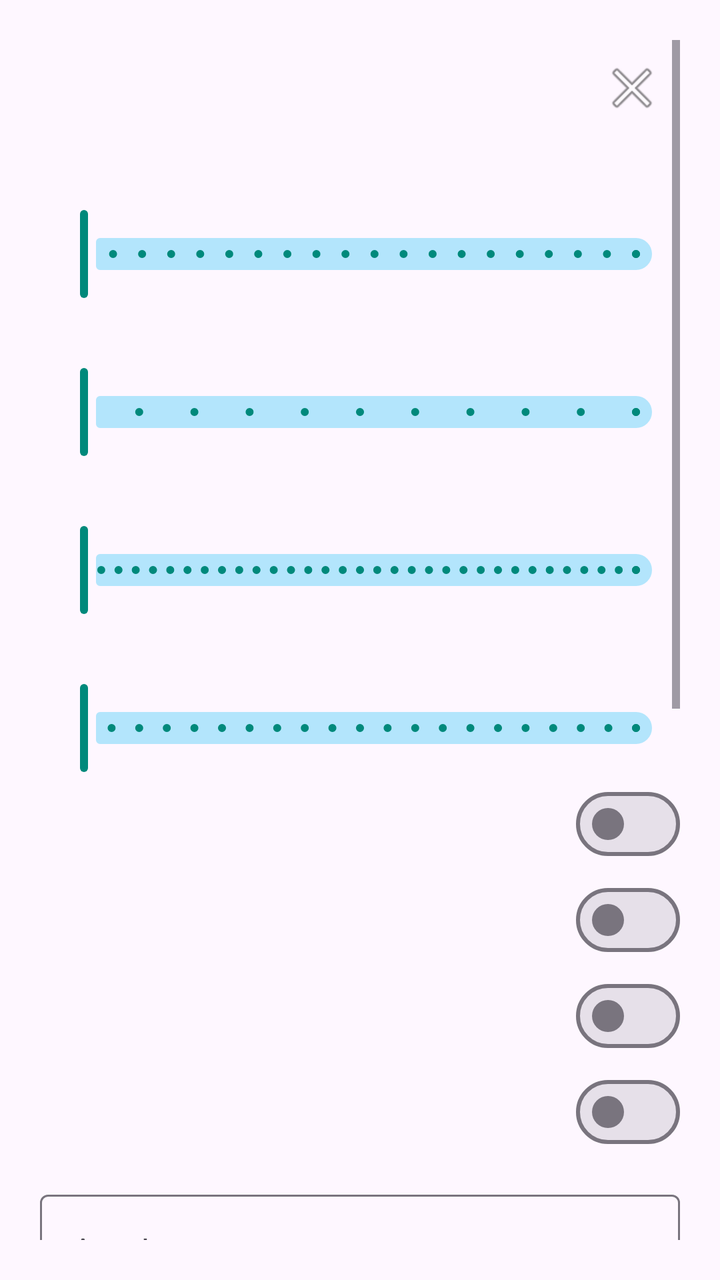
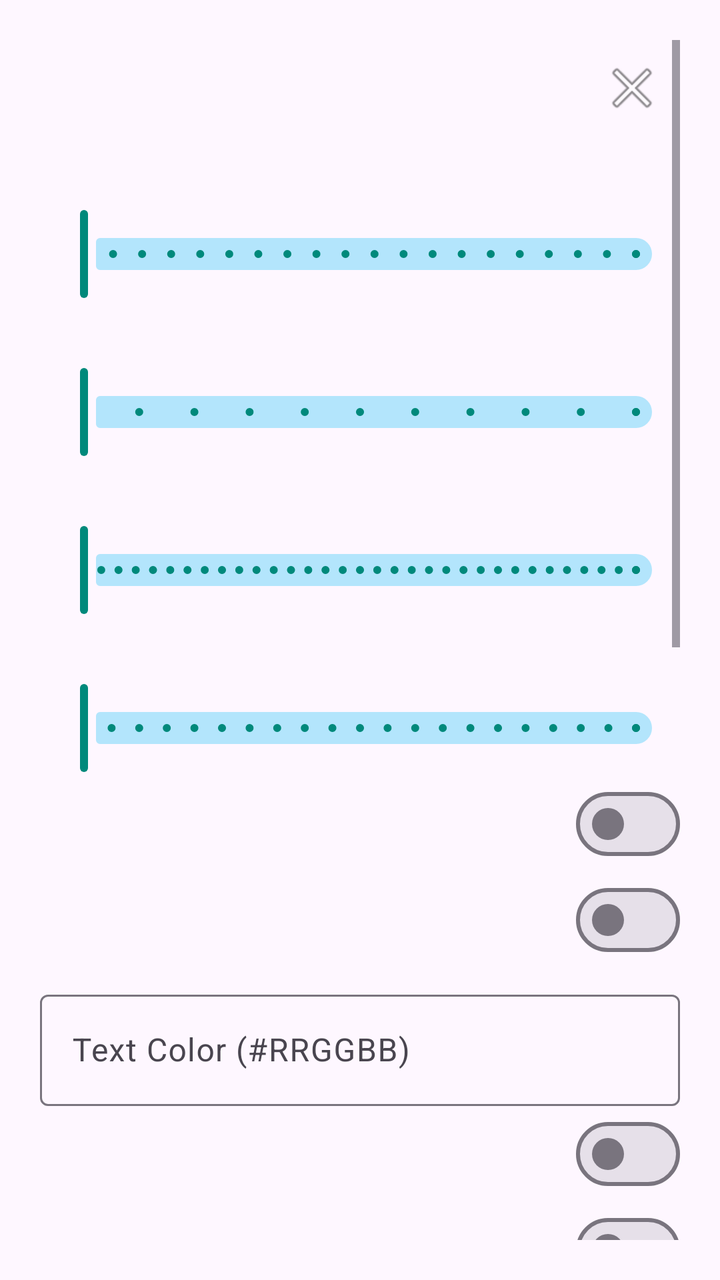

Compare the two renders of this Android layout. The source of the first and the diff that turns it into the second are given below.
<!-- AndroidManifest.xml: application theme Theme.ScreenTranslator -->
<!-- res/layout/dialog_settings.xml -->
<?xml version="1.0" encoding="utf-8"?>
<ScrollView xmlns:android="http://schemas.android.com/apk/res/android" xmlns:app="http://schemas.android.com/apk/res-auto" android:id="@+id/settingsDialogRoot" android:layout_width="match_parent" android:layout_height="wrap_content" android:padding="20dp">
    <LinearLayout android:layout_width="match_parent" android:layout_height="wrap_content" android:orientation="vertical">
        <LinearLayout android:layout_width="match_parent" android:layout_height="wrap_content" android:gravity="center_vertical" android:orientation="horizontal">
            <TextView android:id="@+id/tvSettingsTitle" android:layout_width="0dp" android:layout_height="wrap_content" android:layout_weight="1" android:textAppearance="@style/TextAppearance.Material3.TitleMedium" android:textStyle="bold" />
            <ImageButton android:id="@+id/btnSettingsClose" android:layout_width="48dp" android:layout_height="48dp" android:background="?attr/selectableItemBackgroundBorderless" android:src="@android:drawable/ic_menu_close_clear_cancel" />
        </LinearLayout>
        <TextView android:id="@+id/tvSettingsDelay" android:layout_width="wrap_content" android:layout_height="wrap_content" android:layout_marginTop="16dp" />
        <com.google.android.material.slider.Slider android:id="@+id/sliderSettingsDelay" android:layout_width="match_parent" android:layout_height="wrap_content" android:valueFrom="0.5" android:valueTo="10.0" android:stepSize="0.5" />
        <TextView android:id="@+id/tvSettingsOpacity" android:layout_width="wrap_content" android:layout_height="wrap_content" android:layout_marginTop="12dp" />
        <com.google.android.material.slider.Slider android:id="@+id/sliderSettingsOpacity" android:layout_width="match_parent" android:layout_height="wrap_content" android:valueFrom="50" android:valueTo="100" android:stepSize="5" />
        <TextView android:id="@+id/tvSettingsCorner" android:layout_width="wrap_content" android:layout_height="wrap_content" android:layout_marginTop="12dp" />
        <com.google.android.material.slider.Slider android:id="@+id/sliderSettingsCorner" android:layout_width="match_parent" android:layout_height="wrap_content" android:valueFrom="0" android:valueTo="32" android:stepSize="1" />
        <TextView android:id="@+id/tvSettingsTextSize" android:layout_width="wrap_content" android:layout_height="wrap_content" android:layout_marginTop="12dp" />
        <com.google.android.material.slider.Slider android:id="@+id/sliderSettingsTextSize" android:layout_width="match_parent" android:layout_height="wrap_content" android:valueFrom="8" android:valueTo="28" android:stepSize="1" />
        <com.google.android.material.materialswitch.MaterialSwitch android:id="@+id/settingsAutoTextFit" android:layout_width="match_parent" android:layout_height="wrap_content" />
        <com.google.android.material.materialswitch.MaterialSwitch android:id="@+id/settingsAutoRotate" android:layout_width="match_parent" android:layout_height="wrap_content" />
        <com.google.android.material.materialswitch.MaterialSwitch android:id="@+id/settingsTransparentMode" android:layout_width="match_parent" android:layout_height="wrap_content" />
        <LinearLayout android:id="@+id/layoutOutlineConfig" android:layout_width="match_parent" android:layout_height="wrap_content" android:orientation="vertical" android:visibility="gone">
            <TextView android:id="@+id/tvSettingsOutlineThickness" android:layout_width="wrap_content" android:layout_height="wrap_content" android:layout_marginTop="8dp" />
            <com.google.android.material.slider.Slider android:id="@+id/sliderSettingsOutlineThickness" android:layout_width="match_parent" android:layout_height="wrap_content" android:valueFrom="1" android:valueTo="10" />
            <com.google.android.material.textfield.TextInputLayout style="@style/Widget.Material3.TextInputLayout.OutlinedBox" android:layout_width="match_parent" android:layout_height="wrap_content" android:layout_marginTop="8dp" android:hint="Outline Color (#RRGGBB)">
                <com.google.android.material.textfield.TextInputEditText android:id="@+id/inputSettingsOutlineColor" android:layout_width="match_parent" android:layout_height="wrap_content" android:inputType="text" android:maxLength="9" android:singleLine="true" />
            </com.google.android.material.textfield.TextInputLayout>
        </LinearLayout>
        <com.google.android.material.materialswitch.MaterialSwitch android:id="@+id/settingsEraserMode" android:layout_width="match_parent" android:layout_height="wrap_content" />
        <com.google.android.material.textfield.TextInputLayout style="@style/Widget.Material3.TextInputLayout.OutlinedBox.ExposedDropdownMenu" android:layout_width="match_parent" android:layout_height="wrap_content" android:layout_marginTop="12dp" android:hint="App Language">
            <AutoCompleteTextView android:id="@+id/spinnerAppLanguage" android:layout_width="match_parent" android:layout_height="wrap_content" android:inputType="none" />
        </com.google.android.material.textfield.TextInputLayout>
        <TextView android:id="@+id/tvSettingsMergeVertical" android:layout_width="wrap_content" android:layout_height="wrap_content" android:layout_marginTop="12dp" />
        <com.google.android.material.slider.Slider android:id="@+id/sliderSettingsMergeVertical" android:layout_width="match_parent" android:layout_height="wrap_content" android:valueFrom="0.5" android:valueTo="3" />
        <TextView android:id="@+id/tvSettingsMergeHorizontal" android:layout_width="wrap_content" android:layout_height="wrap_content" android:layout_marginTop="12dp" />
        <com.google.android.material.slider.Slider android:id="@+id/sliderSettingsMergeHorizontal" android:layout_width="match_parent" android:layout_height="wrap_content" android:valueFrom="0" android:valueTo="0.8" />
        <TextView android:id="@+id/tvSettingsMergeSize" android:layout_width="wrap_content" android:layout_height="wrap_content" android:layout_marginTop="12dp" />
        <com.google.android.material.slider.Slider android:id="@+id/sliderSettingsMergeSize" android:layout_width="match_parent" android:layout_height="wrap_content" android:valueFrom="0" android:valueTo="1" />
        <com.google.android.material.button.MaterialButtonToggleGroup android:id="@+id/settingsPlacement" android:layout_width="match_parent" android:layout_height="wrap_content" android:layout_marginTop="12dp" app:singleSelection="true" app:selectionRequired="true">
            <com.google.android.material.button.MaterialButton android:id="@+id/settingsDirect" style="?attr/materialButtonOutlinedStyle" android:layout_width="0dp" android:layout_height="wrap_content" android:layout_weight="1" />
            <com.google.android.material.button.MaterialButton android:id="@+id/settingsLeft" style="?attr/materialButtonOutlinedStyle" android:layout_width="0dp" android:layout_height="wrap_content" android:layout_weight="1" />
            <com.google.android.material.button.MaterialButton android:id="@+id/settingsRight" style="?attr/materialButtonOutlinedStyle" android:layout_width="0dp" android:layout_height="wrap_content" android:layout_weight="1" />
        </com.google.android.material.button.MaterialButtonToggleGroup>
        <com.google.android.material.materialswitch.MaterialSwitch android:id="@+id/settingsBorder" android:layout_width="match_parent" android:layout_height="wrap_content" />
        <TextView android:id="@+id/tvSettingsAutoClear" android:layout_width="wrap_content" android:layout_height="wrap_content" android:layout_marginTop="8dp" />
        <com.google.android.material.slider.Slider android:id="@+id/sliderSettingsAutoClear" android:layout_width="match_parent" android:layout_height="wrap_content" android:valueFrom="0" android:valueTo="30" android:stepSize="1" />
        <TextView android:id="@+id/tvSettingsBallSize" android:layout_width="wrap_content" android:layout_height="wrap_content" android:layout_marginTop="8dp" />
        <com.google.android.material.slider.Slider android:id="@+id/sliderSettingsBall" android:layout_width="match_parent" android:layout_height="wrap_content" android:valueFrom="28" android:valueTo="72" android:stepSize="1" />
    </LinearLayout>
</ScrollView>
<!-- resources referenced by this layout -->
<resources>
  <style name="Theme.ScreenTranslator" parent="Theme.Material3.Light.NoActionBar">
          
          <item name="colorPrimary">#00897B</item>
          <item name="colorOnPrimary">#FFFFFF</item>
          <item name="colorPrimaryContainer">#B2DFDB</item>
          <item name="colorOnPrimaryContainer">#00332F</item>
          
          <item name="colorSecondary">#0288D1</item>
          <item name="colorOnSecondary">#FFFFFF</item>
          <item name="colorSecondaryContainer">#B3E5FC</item>
          <item name="colorOnSecondaryContainer">#003044</item>
          
          <item name="android:statusBarColor">?attr/colorPrimary</item>
      </style>
</resources>

<!-- the commit's change to res/layout/dialog_settings.xml (unified diff, before → after) -->
@@ -14,6 +14,10 @@
         <TextView android:id="@+id/tvSettingsTextSize" android:layout_width="wrap_content" android:layout_height="wrap_content" android:layout_marginTop="12dp" />
         <com.google.android.material.slider.Slider android:id="@+id/sliderSettingsTextSize" android:layout_width="match_parent" android:layout_height="wrap_content" android:valueFrom="8" android:valueTo="28" android:stepSize="1" />
         <com.google.android.material.materialswitch.MaterialSwitch android:id="@+id/settingsAutoTextFit" android:layout_width="match_parent" android:layout_height="wrap_content" />
+        <com.google.android.material.materialswitch.MaterialSwitch android:id="@+id/settingsAutoTextColor" android:layout_width="match_parent" android:layout_height="wrap_content" />
+        <com.google.android.material.textfield.TextInputLayout android:id="@+id/layoutSettingsTextColor" style="@style/Widget.Material3.TextInputLayout.OutlinedBox" android:layout_width="match_parent" android:layout_height="wrap_content" android:layout_marginTop="8dp" android:hint="Text Color (#RRGGBB)">
+            <com.google.android.material.textfield.TextInputEditText android:id="@+id/inputSettingsTextColor" android:layout_width="match_parent" android:layout_height="wrap_content" android:inputType="text" android:maxLength="9" android:singleLine="true" />
+        </com.google.android.material.textfield.TextInputLayout>
         <com.google.android.material.materialswitch.MaterialSwitch android:id="@+id/settingsAutoRotate" android:layout_width="match_parent" android:layout_height="wrap_content" />
         <com.google.android.material.materialswitch.MaterialSwitch android:id="@+id/settingsTransparentMode" android:layout_width="match_parent" android:layout_height="wrap_content" />
         <LinearLayout android:id="@+id/layoutOutlineConfig" android:layout_width="match_parent" android:layout_height="wrap_content" android:orientation="vertical" android:visibility="gone">
